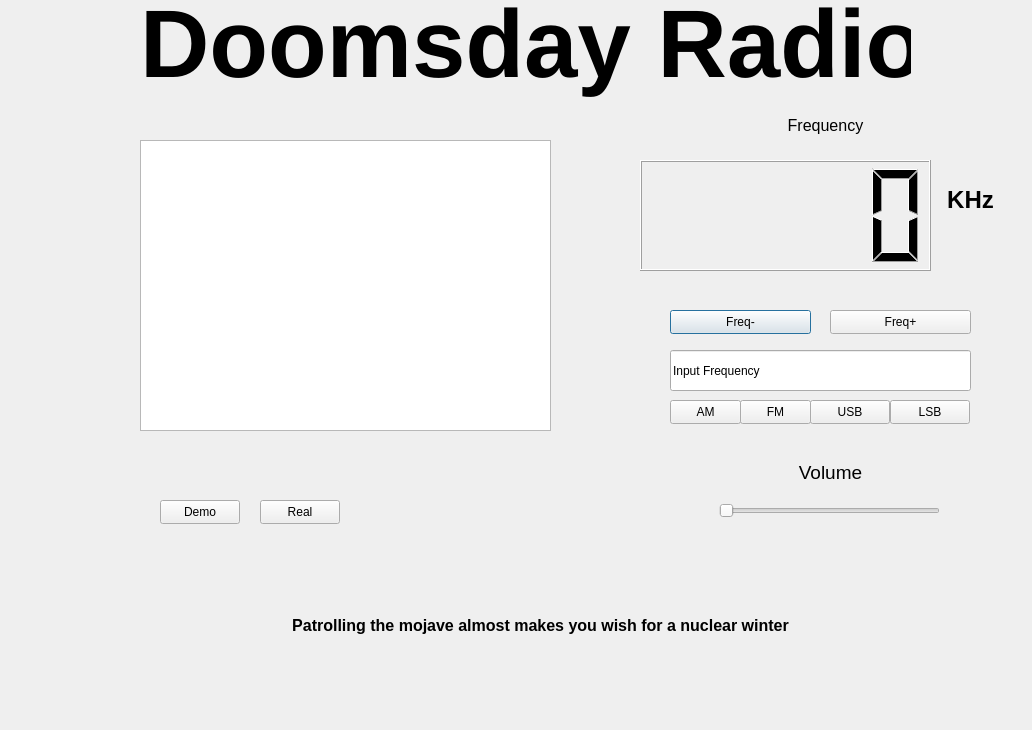
This is radio.ui in Hasnat4763/doomsday-radio as Qt 5 draws it before an edit. The edited form follows.
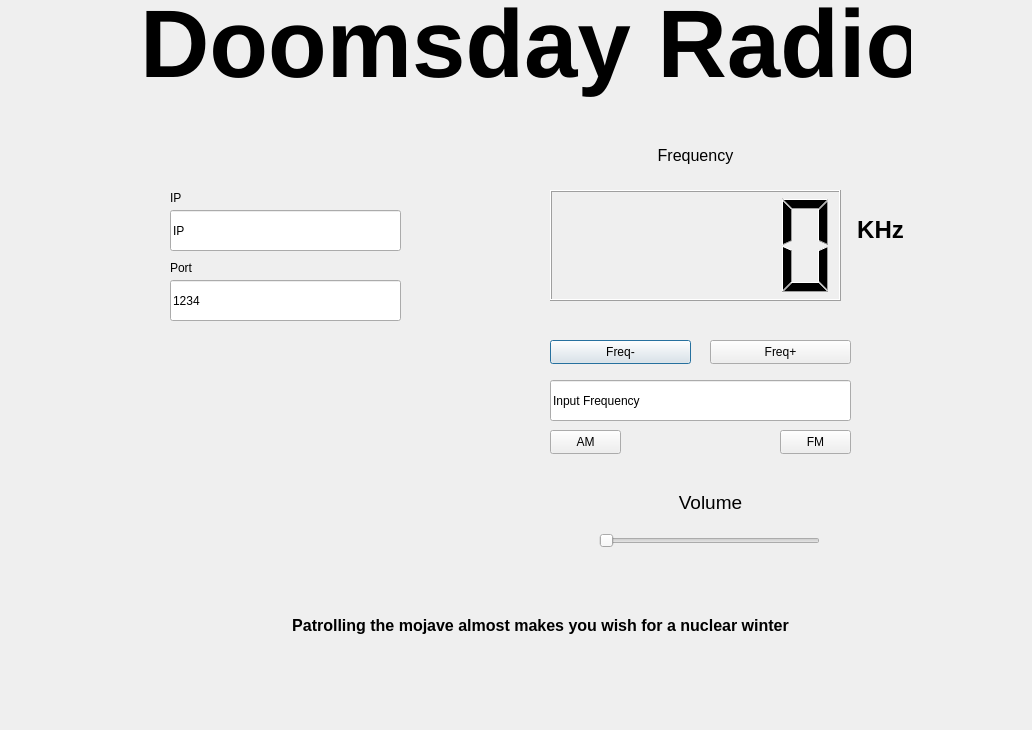
This is the edited form.

Patch:
```diff
--- a/radio.ui
+++ b/radio.ui
@@ -19,8 +19,8 @@
   <widget class="QPushButton" name="freq_reduce">
    <property name="geometry">
     <rect>
-     <x>670</x>
-     <y>310</y>
+     <x>550</x>
+     <y>340</y>
      <width>141</width>
      <height>24</height>
     </rect>
@@ -32,8 +32,8 @@
   <widget class="QPushButton" name="freq_increase">
    <property name="geometry">
     <rect>
-     <x>830</x>
-     <y>310</y>
+     <x>710</x>
+     <y>340</y>
      <width>141</width>
      <height>24</height>
     </rect>
@@ -45,8 +45,8 @@
   <widget class="QLineEdit" name="inputfreq">
    <property name="geometry">
     <rect>
-     <x>670</x>
-     <y>350</y>
+     <x>550</x>
+     <y>380</y>
      <width>301</width>
      <height>41</height>
     </rect>
@@ -58,8 +58,8 @@
   <widget class="QLCDNumber" name="freq_display">
    <property name="geometry">
     <rect>
-     <x>640</x>
-     <y>160</y>
+     <x>550</x>
+     <y>190</y>
      <width>291</width>
      <height>111</height>
     </rect>
@@ -76,8 +76,8 @@
   <widget class="QPushButton" name="AM">
    <property name="geometry">
     <rect>
-     <x>670</x>
-     <y>400</y>
+     <x>550</x>
+     <y>430</y>
      <width>71</width>
      <height>24</height>
     </rect>
@@ -89,8 +89,8 @@
   <widget class="QPushButton" name="FM">
    <property name="geometry">
     <rect>
-     <x>740</x>
-     <y>400</y>
+     <x>780</x>
+     <y>430</y>
      <width>71</width>
      <height>24</height>
     </rect>
@@ -99,32 +99,6 @@
     <string>FM</string>
    </property>
   </widget>
-  <widget class="QPushButton" name="LSB">
-   <property name="geometry">
-    <rect>
-     <x>890</x>
-     <y>400</y>
-     <width>80</width>
-     <height>24</height>
-    </rect>
-   </property>
-   <property name="text">
-    <string>LSB</string>
-   </property>
-  </widget>
-  <widget class="QPushButton" name="USB">
-   <property name="geometry">
-    <rect>
-     <x>810</x>
-     <y>400</y>
-     <width>80</width>
-     <height>24</height>
-    </rect>
-   </property>
-   <property name="text">
-    <string>USB</string>
-   </property>
-  </widget>
   <widget class="QLabel" name="label">
    <property name="geometry">
     <rect>
@@ -141,8 +115,8 @@
   <widget class="QLabel" name="label_2">
    <property name="geometry">
     <rect>
-     <x>700</x>
-     <y>110</y>
+     <x>570</x>
+     <y>140</y>
      <width>251</width>
      <height>31</height>
     </rect>
@@ -167,8 +141,8 @@
   <widget class="QLabel" name="label_6">
    <property name="geometry">
     <rect>
-     <x>940</x>
-     <y>170</y>
+     <x>850</x>
+     <y>200</y>
      <width>61</width>
      <height>61</height>
     </rect>
@@ -180,8 +154,8 @@
   <widget class="QLabel" name="label_7">
    <property name="geometry">
     <rect>
-     <x>720</x>
-     <y>461</y>
+     <x>600</x>
+     <y>491</y>
      <width>221</width>
      <height>20</height>
     </rect>
@@ -193,8 +167,8 @@
   <widget class="QSlider" name="volumebar">
    <property name="geometry">
     <rect>
-     <x>719</x>
-     <y>490</y>
+     <x>599</x>
+     <y>520</y>
      <width>221</width>
      <height>41</height>
     </rect>
@@ -206,8 +180,8 @@
   <widget class="QLabel" name="decodemode">
    <property name="geometry">
     <rect>
-     <x>940</x>
-     <y>230</y>
+     <x>850</x>
+     <y>260</y>
      <width>58</width>
      <height>31</height>
     </rect>
@@ -216,40 +190,56 @@
     <string/>
    </property>
   </widget>
-  <widget class="QGraphicsView" name="spectrumplot">
+  <widget class="QLabel" name="label_3">
    <property name="geometry">
     <rect>
-     <x>140</x>
-     <y>140</y>
-     <width>411</width>
-     <height>291</height>
+     <x>170</x>
+     <y>190</y>
+     <width>58</width>
+     <height>16</height>
     </rect>
    </property>
+   <property name="text">
+    <string>IP</string>
+   </property>
   </widget>
-  <widget class="QPushButton" name="Demo">
+  <widget class="QLabel" name="label_4">
    <property name="geometry">
     <rect>
-     <x>160</x>
-     <y>500</y>
-     <width>80</width>
-     <height>24</height>
+     <x>170</x>
+     <y>260</y>
+     <width>58</width>
+     <height>16</height>
     </rect>
    </property>
    <property name="text">
-    <string>Demo</string>
+    <string>Port</string>
    </property>
   </widget>
-  <widget class="QPushButton" name="Real">
+  <widget class="QLineEdit" name="ip">
    <property name="geometry">
     <rect>
-     <x>260</x>
-     <y>500</y>
-     <width>80</width>
-     <height>24</height>
+     <x>170</x>
+     <y>210</y>
+     <width>231</width>
+     <height>41</height>
     </rect>
    </property>
    <property name="text">
-    <string>Real</string>
+    <string>IP</string>
+   </property>
+  </widget>
+  <widget class="QLineEdit" name="port">
+   <property name="geometry">
+    <rect>
+     <x>170</x>
+     <y>280</y>
+     <width>231</width>
+     <height>41</height>
+    </rect>
+   </property>
+   <property name="text">
+    <string>1234</string>
    </property>
   </widget>
  </widget>
```
